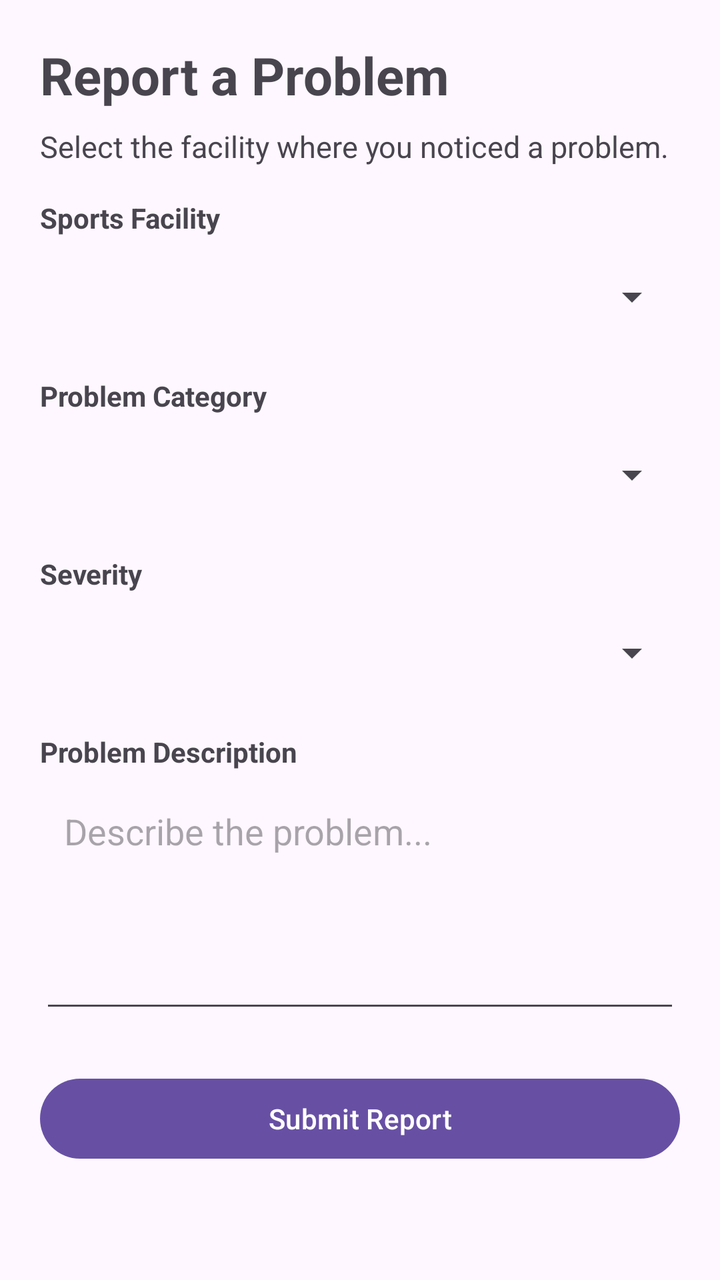
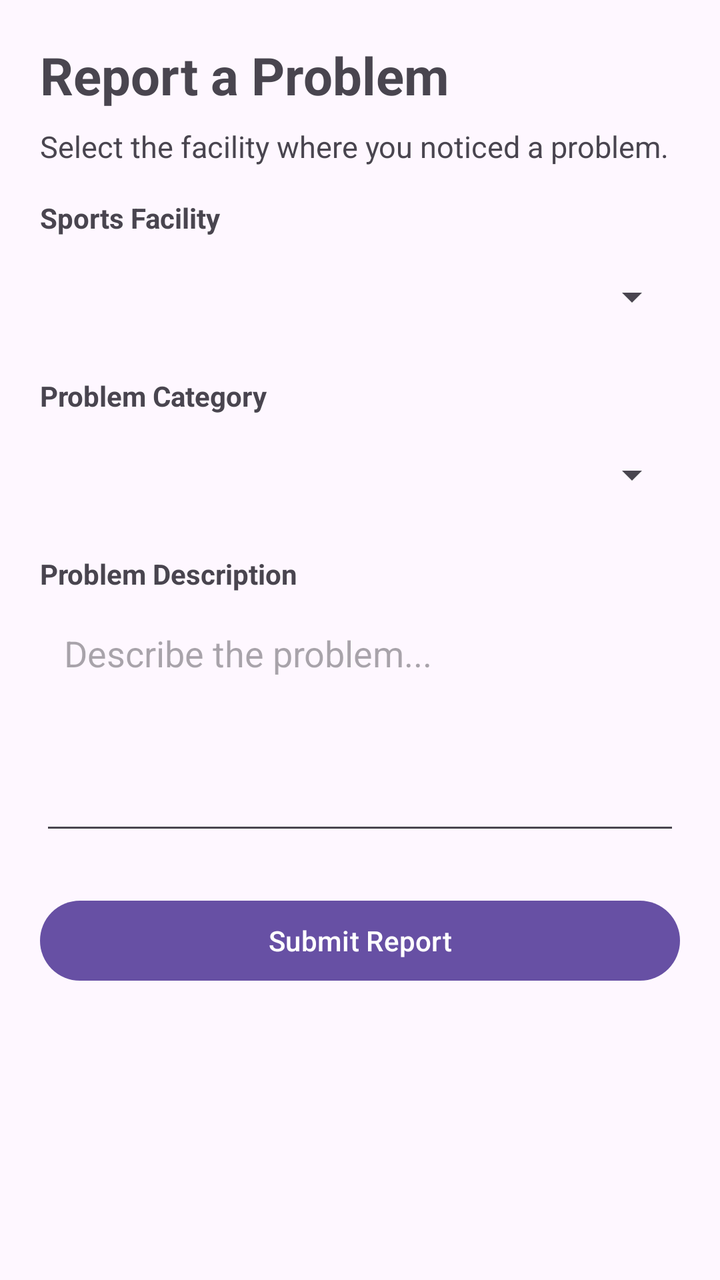

Before-and-after screenshots of an Android layout around one commit, followed by the original layout XML and the change that was made.
<!-- AndroidManifest.xml: application theme Theme.GroundWatch -->
<!-- res/layout/activity_report_problem.xml -->
<?xml version="1.0" encoding="utf-8"?>
<ScrollView xmlns:android="http://schemas.android.com/apk/res/android"
    android:layout_width="match_parent"
    android:layout_height="match_parent"
    android:fillViewport="true">
    <LinearLayout
        android:layout_width="match_parent"
        android:layout_height="wrap_content"
        android:orientation="vertical"
        android:padding="20dp">
        <TextView
            android:layout_width="match_parent"
            android:layout_height="wrap_content"
            android:text="Report a Problem"
            android:textSize="26sp"
            android:textStyle="bold"
            android:paddingBottom="8dp" />
        <TextView
            android:layout_width="match_parent"
            android:layout_height="wrap_content"
            android:text="Select the facility where you noticed a problem."
            android:textSize="15sp"
            android:paddingBottom="16dp" />
        <TextView
            android:layout_width="match_parent"
            android:layout_height="wrap_content"
            android:text="Sports Facility"
            android:textStyle="bold"
            android:paddingBottom="6dp" />
        <Spinner
            android:id="@+id/spFacility"
            android:layout_width="match_parent"
            android:layout_height="48dp" />
        <TextView
            android:layout_width="match_parent"
            android:layout_height="wrap_content"
            android:text="Problem Category"
            android:textStyle="bold"
            android:paddingTop="16dp"
            android:paddingBottom="6dp" />
        <Spinner
            android:id="@+id/spCategory"
            android:layout_width="match_parent"
            android:layout_height="48dp" />
        <TextView
            android:layout_width="match_parent"
            android:layout_height="wrap_content"
            android:text="Severity"
            android:textStyle="bold"
            android:paddingTop="16dp"
            android:paddingBottom="6dp" />
        <Spinner
            android:id="@+id/spSeverity"
            android:layout_width="match_parent"
            android:layout_height="48dp" />
        <TextView
            android:layout_width="match_parent"
            android:layout_height="wrap_content"
            android:text="Problem Description"
            android:textStyle="bold"
            android:paddingTop="16dp"
            android:paddingBottom="6dp" />
        <EditText
            android:id="@+id/etDescription"
            android:layout_width="match_parent"
            android:layout_height="120dp"
            android:gravity="top|start"
            android:hint="Describe the problem..."
            android:inputType="textMultiLine|textCapSentences"
            android:padding="12dp" />
        <Button
            android:id="@+id/btnSubmitReport"
            android:layout_width="match_parent"
            android:layout_height="wrap_content"
            android:text="Submit Report"
            android:layout_marginTop="24dp" />
    </LinearLayout>
</ScrollView>
<!-- resources referenced by this layout -->
<resources>
  <style name="Theme.GroundWatch" parent="Base.Theme.GroundWatch" />
  <style name="Base.Theme.GroundWatch" parent="Theme.Material3.DayNight.NoActionBar">
          
          
      </style>
</resources>

<!-- the commit's change to res/layout/activity_report_problem.xml (unified diff, before → after) -->
@@ -42,17 +42,7 @@
             android:id="@+id/spCategory"
             android:layout_width="match_parent"
             android:layout_height="48dp" />
-        <TextView
-            android:layout_width="match_parent"
-            android:layout_height="wrap_content"
-            android:text="Severity"
-            android:textStyle="bold"
-            android:paddingTop="16dp"
-            android:paddingBottom="6dp" />
-        <Spinner
-            android:id="@+id/spSeverity"
-            android:layout_width="match_parent"
-            android:layout_height="48dp" />
+
         <TextView
             android:layout_width="match_parent"
             android:layout_height="wrap_content"
